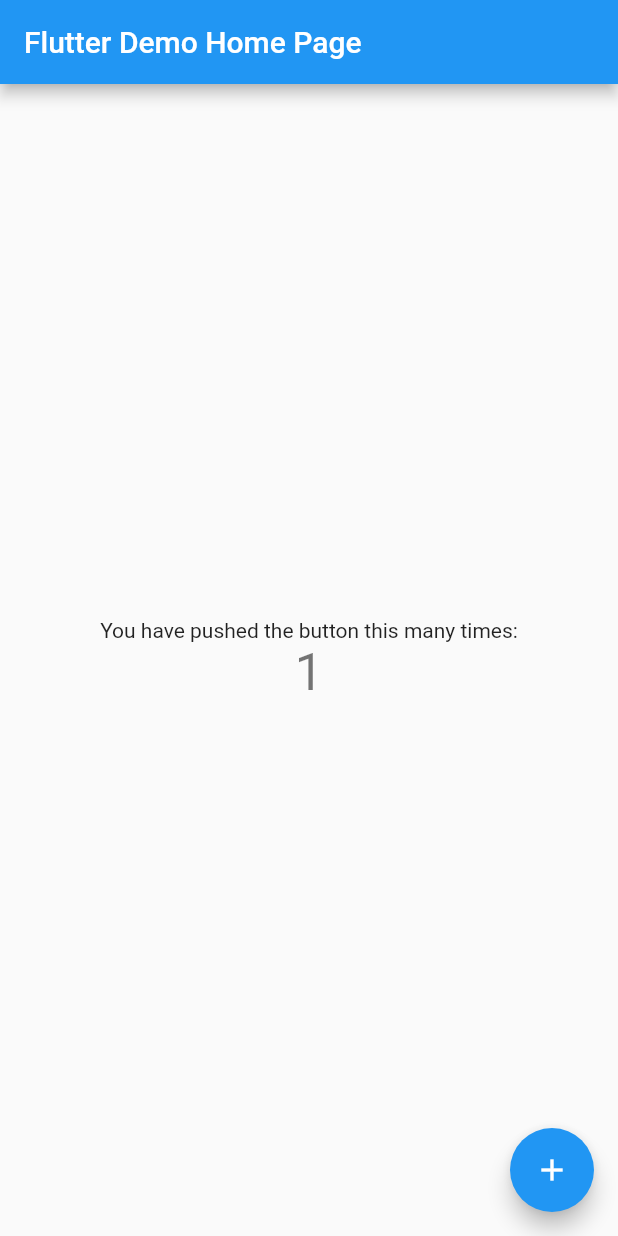
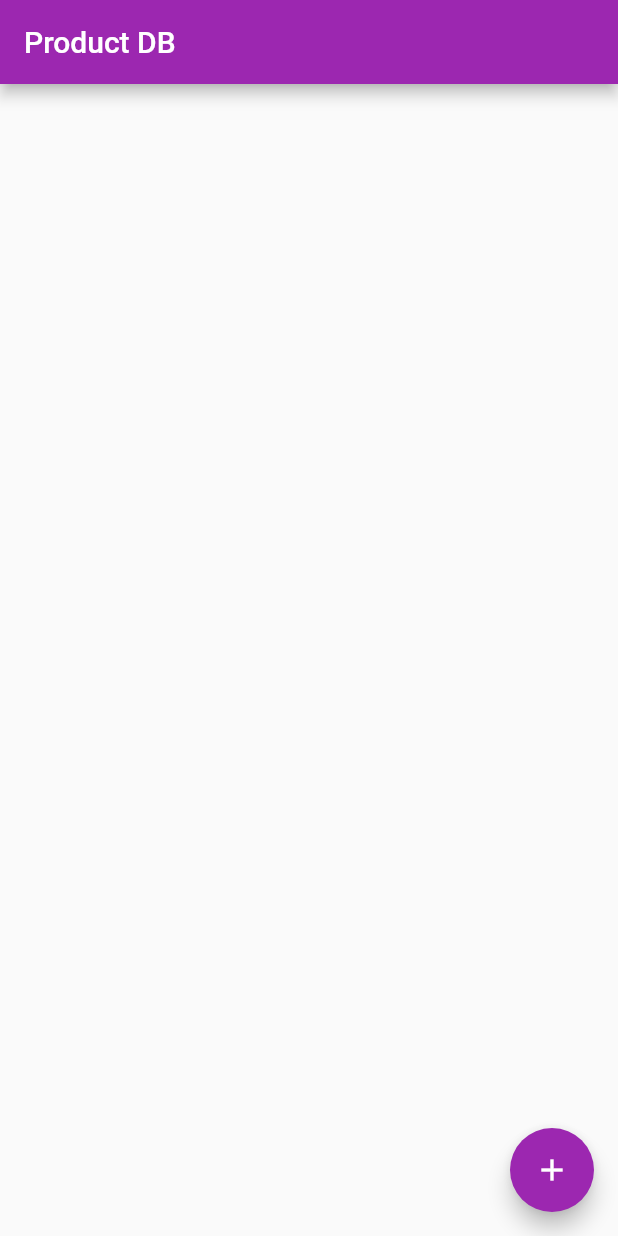
Before and after one commit to aricardoreis/product-db-mobile, a Flutter app: the screen it shows after launch, after a tap on the "add" icon, on a phone screen of 412 x 824 dp. Run offline on Flutter 3.47's test engine with Material 2 defaults, Android fonts, the phone set to English and light mode, and no system bars.

Commit message:
Clean up app entry point

```diff
--- a/lib/main.dart
+++ b/lib/main.dart
@@ -7,39 +7,20 @@
 class MyApp extends StatelessWidget {
   const MyApp({Key? key}) : super(key: key);
 
-  // This widget is the root of your application.
   @override
   Widget build(BuildContext context) {
     return MaterialApp(
-      title: 'Flutter Demo',
+      title: 'Product DB',
       theme: ThemeData(
-        // This is the theme of your application.
-        //
-        // Try running your application with "flutter run". You'll see the
-        // application has a blue toolbar. Then, without quitting the app, try
-        // changing the primarySwatch below to Colors.green and then invoke
-        // "hot reload" (press "r" in the console where you ran "flutter run",
-        // or simply save your changes to "hot reload" in a Flutter IDE).
-        // Notice that the counter didn't reset back to zero; the application
-        // is not restarted.
-        primarySwatch: Colors.blue,
+        primarySwatch: Colors.purple,
       ),
-      home: const MyHomePage(title: 'Flutter Demo Home Page'),
+      home: const MyHomePage(title: 'Product DB'),
     );
   }
 }
 
 class MyHomePage extends StatefulWidget {
   const MyHomePage({Key? key, required this.title}) : super(key: key);
-
-  // This widget is the home page of your application. It is stateful, meaning
-  // that it has a State object (defined below) that contains fields that affect
-  // how it looks.
-
-  // This class is the configuration for the state. It holds the values (in this
-  // case the title) provided by the parent (in this case the App widget) and
-  // used by the build method of the State. Fields in a Widget subclass are
-  // always marked "final".
 
   final String title;
 
@@ -48,68 +29,20 @@
 }
 
 class _MyHomePageState extends State<MyHomePage> {
-  int _counter = 0;
-
-  void _incrementCounter() {
-    setState(() {
-      // This call to setState tells the Flutter framework that something has
-      // changed in this State, which causes it to rerun the build method below
-      // so that the display can reflect the updated values. If we changed
-      // _counter without calling setState(), then the build method would not be
-      // called again, and so nothing would appear to happen.
-      _counter++;
-    });
-  }
-
   @override
   Widget build(BuildContext context) {
-    // This method is rerun every time setState is called, for instance as done
-    // by the _incrementCounter method above.
-    //
-    // The Flutter framework has been optimized to make rerunning build methods
-    // fast, so that you can just rebuild anything that needs updating rather
-    // than having to individually change instances of widgets.
     return Scaffold(
       appBar: AppBar(
-        // Here we take the value from the MyHomePage object that was created by
-        // the App.build method, and use it to set our appbar title.
         title: Text(widget.title),
       ),
       body: Center(
-        // Center is a layout widget. It takes a single child and positions it
-        // in the middle of the parent.
-        child: Column(
-          // Column is also a layout widget. It takes a list of children and
-          // arranges them vertically. By default, it sizes itself to fit its
-          // children horizontally, and tries to be as tall as its parent.
-          //
-          // Invoke "debug painting" (press "p" in the console, choose the
-          // "Toggle Debug Paint" action from the Flutter Inspector in Android
-          // Studio, or the "Toggle Debug Paint" command in Visual Studio Code)
-          // to see the wireframe for each widget.
-          //
-          // Column has various properties to control how it sizes itself and
-          // how it positions its children. Here we use mainAxisAlignment to
-          // center the children vertically; the main axis here is the vertical
-          // axis because Columns are vertical (the cross axis would be
-          // horizontal).
-          mainAxisAlignment: MainAxisAlignment.center,
-          children: <Widget>[
-            const Text(
-              'You have pushed the button this many times:',
-            ),
-            Text(
-              '$_counter',
-              style: Theme.of(context).textTheme.headline4,
-            ),
-          ],
-        ),
+        child: Container(),
       ),
       floatingActionButton: FloatingActionButton(
-        onPressed: _incrementCounter,
-        tooltip: 'Increment',
+        onPressed: () {},
+        tooltip: 'Add',
         child: const Icon(Icons.add),
-      ), // This trailing comma makes auto-formatting nicer for build methods.
+      ),
     );
   }
 }
```
